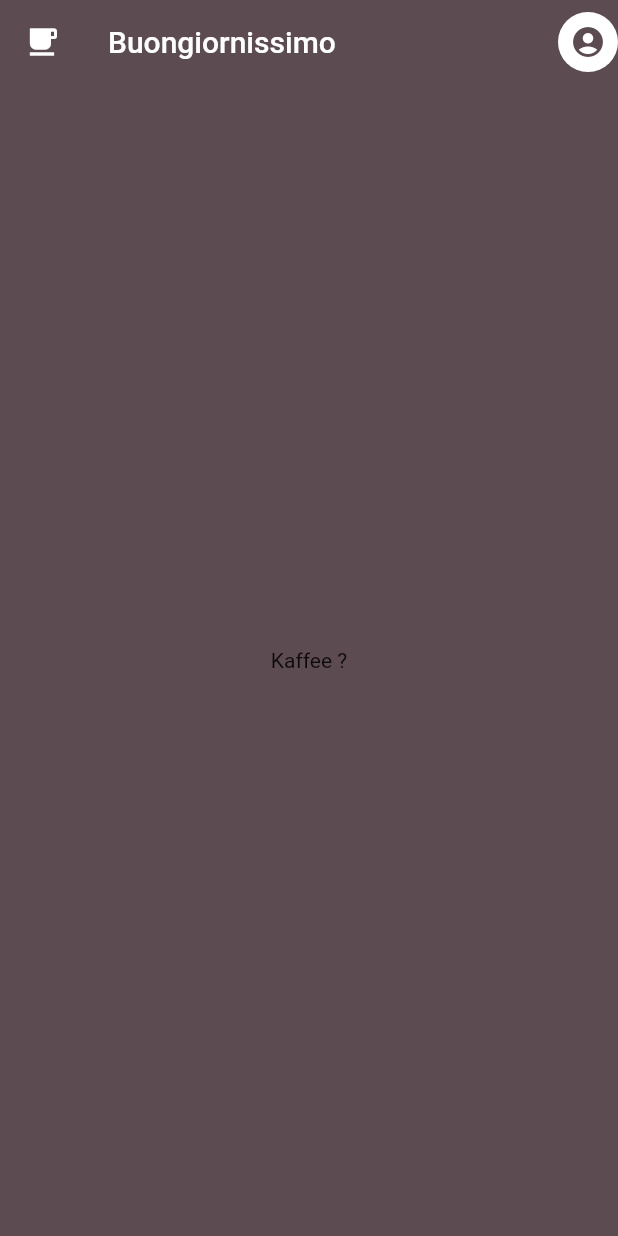
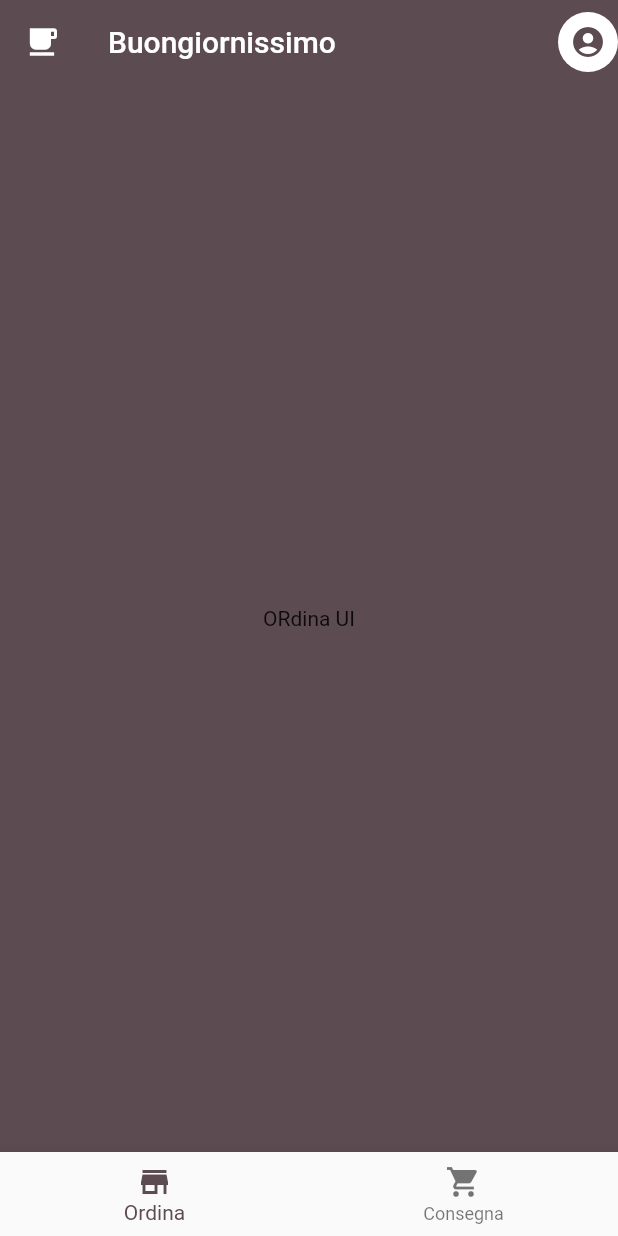
Before and after one commit to Ivaskuu/buongiornissimo_app, a Flutter app: the screen it shows after launch, on a phone screen of 412 x 824 dp. Run offline on Flutter 3.47's test engine with Material 2 defaults, Android fonts, the phone set to English and light mode, and no system bars.

```diff
--- /dev/null
+++ b/lib/colors.dart
@@ -0,0 +1,3 @@
+import 'package:flutter/material.dart';
+
+final Color colorCaffe = new Color.fromRGBO(92, 75, 81, 1.0);
--- /dev/null
+++ b/lib/consegna_ui.dart
@@ -0,0 +1,22 @@
+import 'package:flutter/material.dart';
+
+class ConsegnaUI extends StatefulWidget
+{
+  @override
+  ConsegnaUIState createState() => new ConsegnaUIState();
+}
+
+class ConsegnaUIState extends State<ConsegnaUI>
+{
+  @override
+  Widget build(BuildContext context)
+  {
+    return new Scaffold
+    (
+      body: new Center
+      (
+        child: new Text("Consegna UI"),
+      )
+    );
+  }
+}
--- a/lib/main_ui.dart
+++ b/lib/main_ui.dart
@@ -1,9 +1,13 @@
 import 'package:flutter/material.dart';
+import 'colors.dart';
 
-Color caffeColor = new Color.fromRGBO(92, 75, 81, 1.0);
+import 'ordina_ui.dart';
+import 'consegna_ui.dart';
 
 class MainUI extends StatefulWidget
 {
+  Widget body = new OrdinaUI();
+
   @override
   MainUIState createState() => new MainUIState();
 }
@@ -17,7 +21,7 @@ class MainUIState extends State<MainUI>
     (
       appBar: new AppBar
       (
-        backgroundColor: caffeColor,
+        backgroundColor: colorCaffe,
         elevation: 0.0,
         leading: new Icon(Icons.local_cafe, color: Colors.white),
         title: new Text("Buongiornissimo", style: new TextStyle(color: Colors.white)),
@@ -26,15 +30,36 @@ class MainUIState extends State<MainUI>
           new CircleAvatar
           (
             backgroundColor: Colors.white,
-            child: new Icon(Icons.account_circle, color: caffeColor),
+            child: new Icon(Icons.account_circle, color: colorCaffe),
           )
         ]
       ),
-      backgroundColor: caffeColor,
-      body: new Center
+      body: widget.body,
+      bottomNavigationBar: new BottomNavigationBar
       (
-        child: new Text("Kaffee ?"),
-      ),
+        fixedColor: colorCaffe,
+        items: <BottomNavigationBarItem>
+        [
+          new BottomNavigationBarItem
+          (
+            icon: new Icon(Icons.store),
+            title: new Text("Ordina")
+          ),
+          new BottomNavigationBarItem
+          (
+            icon: new Icon(Icons.shopping_cart),
+            title: new Text("Consegna")
+          ),
+        ],
+        onTap: (int index)
+        {
+          switch(index)
+          {
+            case 0: setState(() => widget.body = new OrdinaUI()); break;
+            case 1: setState(() => widget.body = new ConsegnaUI()); break;
+          }
+        },
+      )
     );
   }
 }
--- /dev/null
+++ b/lib/ordina_ui.dart
@@ -0,0 +1,24 @@
+import 'package:flutter/material.dart';
+import 'colors.dart';
+
+class OrdinaUI extends StatefulWidget
+{
+  @override
+  OrdinaUIState createState() => new OrdinaUIState();
+}
+
+class OrdinaUIState extends State<OrdinaUI>
+{
+  @override
+  Widget build(BuildContext context)
+  {
+    return new Scaffold
+    (
+      backgroundColor: colorCaffe,
+      body: new Center
+      (
+        child: new Text("ORdina UI"),
+      )
+    );
+  }
+}
```
